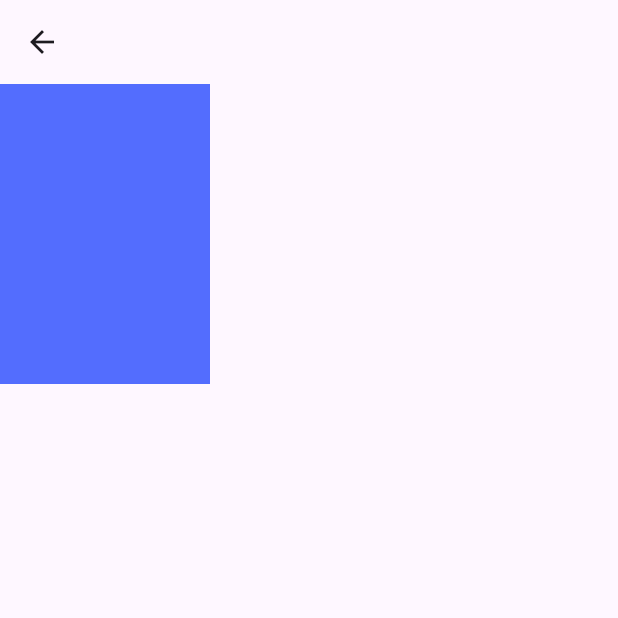
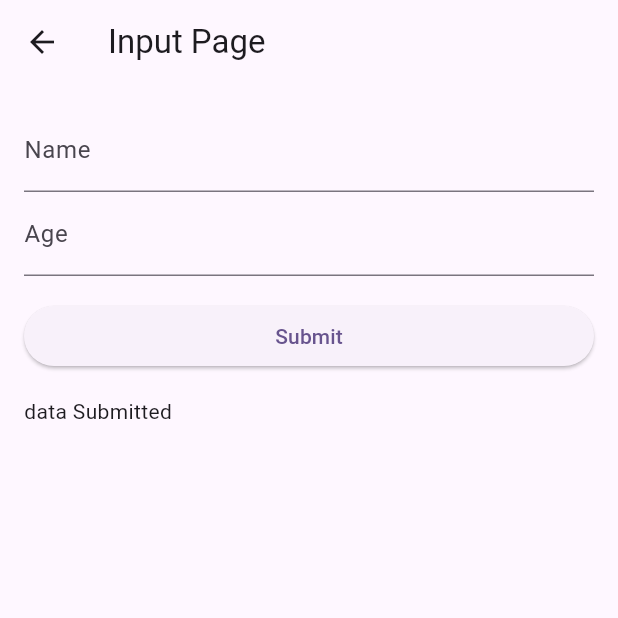
Before and after one commit to ravikant-paudel/offline_first, a Flutter app: the AddDataPage screen opened directly, on a phone screen of 412 x 824 dp, the top half of it. Run offline on Flutter 3.47's test engine with Material 2 defaults, Android fonts, the phone set to English and light mode, and no system bars; our stand-ins replace sembast, sembast_web, sqflite; missing offline and left inert: sembast_sqflite; accounts and stored records are empty; statements that could not run were skipped.

Commit message:
:sparkles: Add data page

```diff
--- a/lib/add_data_Page.dart
+++ b/lib/add_data_Page.dart
@@ -1,16 +1,68 @@
 import 'package:flutter/material.dart';
+import 'package:offline_first/database/database.dart';
+import 'package:offline_first/model/offline_model.dart';
 
-class AddDataPage extends StatelessWidget {
+class AddDataPage extends StatefulWidget {
   const AddDataPage({super.key});
 
   @override
+  State<AddDataPage> createState() => _AddDataPageState();
+}
+
+class _AddDataPageState extends State<AddDataPage> {
+  final OfflineDatabase offDb = OfflineDatabase();
+  final TextEditingController _nameController = TextEditingController();
+  final TextEditingController _ageController = TextEditingController();
+  String _name = '';
+  int _age = 0;
+  bool _isValid = true;
+
+  void _submitForm() {
+    setState(() {
+      _name = _nameController.text;
+      _age = int.tryParse(_ageController.text) ?? 0;
+      _isValid = _name.isNotEmpty && _age > 0;
+    });
+
+    if (_isValid) {
+      final offlineModel = OfflineModel(name: _name, age: _age);
+      final offlineDb = offDb.openStore<OfflineModel>();
+
+      //now insert data
+      offlineDb.insert([offlineModel]);
+    }
+  }
+
+  @override
   Widget build(BuildContext context) {
+    offDb.init();
     return Scaffold(
-      appBar: AppBar(),
-      body: Container(
-        height: 200,
-        width: 140,
-        color: Colors.indigoAccent,
+      appBar: AppBar(
+        title: const Text('Input Page'),
+      ),
+      body: Padding(
+        padding: const EdgeInsets.all(16.0),
+        child: Column(
+          crossAxisAlignment: CrossAxisAlignment.stretch,
+          children: [
+            TextField(
+              controller: _nameController,
+              decoration: const InputDecoration(labelText: 'Name'),
+            ),
+            TextField(
+              controller: _ageController,
+              decoration: const InputDecoration(labelText: 'Age'),
+              keyboardType: TextInputType.number,
+            ),
+            const SizedBox(height: 16),
+            ElevatedButton(
+              onPressed: _submitForm,
+              child: const Text('Submit'),
+            ),
+            const SizedBox(height: 16),
+            _isValid ? const Text('data Submitted') : const Text('Please enter valid data.'),
+          ],
+        ),
       ),
     );
   }
--- a/lib/my_home_page.dart
+++ b/lib/my_home_page.dart
@@ -6,14 +6,18 @@ class MyHomePage extends StatelessWidget {
 
   @override
   Widget build(BuildContext context) {
-    return  Scaffold(
+    return Scaffold(
       appBar: AppBar(title: const Text('Test')),
       body: const _HomeBody(),
-      floatingActionButton: FloatingActionButton.small(onPressed: (){
-        //Move to add page
-        Navigator.push(context, MaterialPageRoute(builder: (context) => const AddDataPage()),);
-
-      }),
+      floatingActionButton: FloatingActionButton.small(
+          child: const Icon(Icons.add),
+          onPressed: () {
+            //Move to add page
+            Navigator.push(
+              context,
+              MaterialPageRoute(builder: (context) => const AddDataPage()),
+            );
+          }),
     );
   }
 }
@@ -23,8 +27,6 @@ class _HomeBody extends StatelessWidget {
 
   @override
   Widget build(BuildContext context) {
-    return  Container(
-
-    );
+    return Container();
   }
 }
```
